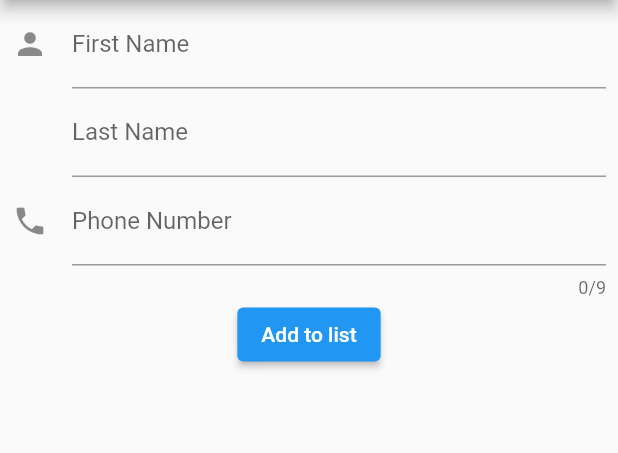
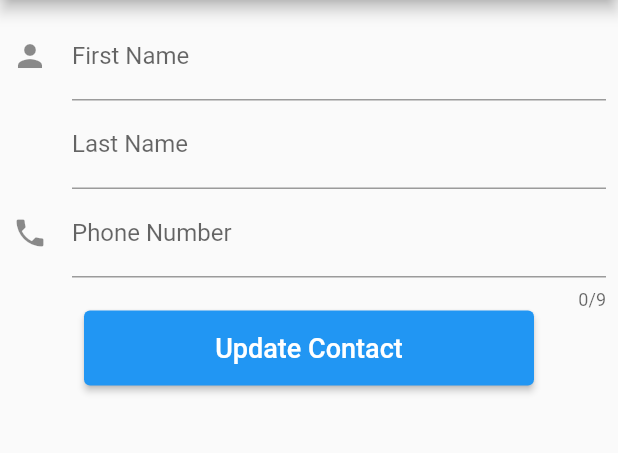
Before and after one commit to AY2020-2021-CpE-OJT/JKLorenzo-03, a Flutter app: the screen it shows after launch, on a phone screen of 412 x 824 dp, the part 84-537 px from its top. Run offline on Flutter 3.47's test engine with Material 2 defaults, Android fonts, the phone set to English and light mode, and no system bars; our stand-ins replace fluttertoast.

Commit message:
update padding and size + use toast msgs

```diff
--- a/phonebook/lib/screens/PBManager.dart
+++ b/phonebook/lib/screens/PBManager.dart
@@ -1,5 +1,6 @@
 import 'package:flutter/material.dart';
 import 'package:flutter/services.dart';
+import 'package:fluttertoast/fluttertoast.dart';
 import './PBViewer.dart';
 import '../helpers/DB.dart';
 import '../structures/PBData.dart';
@@ -27,8 +28,9 @@ class PBManager extends StatelessWidget {
                 }),
           ],
         ),
-        body: Padding(
-          padding: const EdgeInsets.fromLTRB(8, 0, 8, 8),
+        body: Center(
+            child: Padding(
+          padding: const EdgeInsets.all(8),
           child: Column(
             children: [
               TextField(
@@ -64,18 +66,42 @@ class PBManager extends StatelessWidget {
                 maxLengthEnforcement: MaxLengthEnforcement.enforced,
                 keyboardType: TextInputType.number,
               ),
-              ElevatedButton(
-                  onPressed: () {
-                    final fnameNotEmpty = _fname.text.length > 0;
-                    final lnameNotEmpty = _lname.text.length > 0;
-                    final pnumNotEmpty = _pnum.text.length == 9;
-                    if (fnameNotEmpty && lnameNotEmpty && pnumNotEmpty) {
-                      DB.upsert(PBData(_fname.text, _lname.text, [_pnum.text]));
-                    }
-                  },
-                  child: const Text("Add to list"))
+              SizedBox(
+                width: 300,
+                height: 50,
+                child: ElevatedButton(
+                    onPressed: () async {
+                      final fnameNotEmpty = _fname.text.length > 0;
+                      final lnameNotEmpty = _lname.text.length > 0;
+                      final pnumNotEmpty = _pnum.text.trim().length == 9;
+                      if (fnameNotEmpty && lnameNotEmpty && pnumNotEmpty) {
+                        final this_data = PBData(_fname.text.trim(),
+                            _lname.text.trim(), [_pnum.text]);
+                        String update_message = "Phone Number Added";
+                        if (DB.contains(this_data)) {
+                          update_message = "Phone Number Removed";
+                        }
+                        await DB.upsert(this_data);
+                        Fluttertoast.showToast(
+                            msg: update_message,
+                            toastLength: Toast.LENGTH_SHORT,
+                            gravity: ToastGravity.CENTER,
+                            fontSize: 16.0);
+                      } else {
+                        Fluttertoast.showToast(
+                            msg: "Invalid Input",
+                            toastLength: Toast.LENGTH_SHORT,
+                            gravity: ToastGravity.CENTER,
+                            fontSize: 16.0);
+                      }
+                    },
+                    child: const Text(
+                      "Update Contact",
+                      style: const TextStyle(fontSize: 18),
+                    )),
+              )
             ],
           ),
-        ));
+        )));
   }
 }
```
